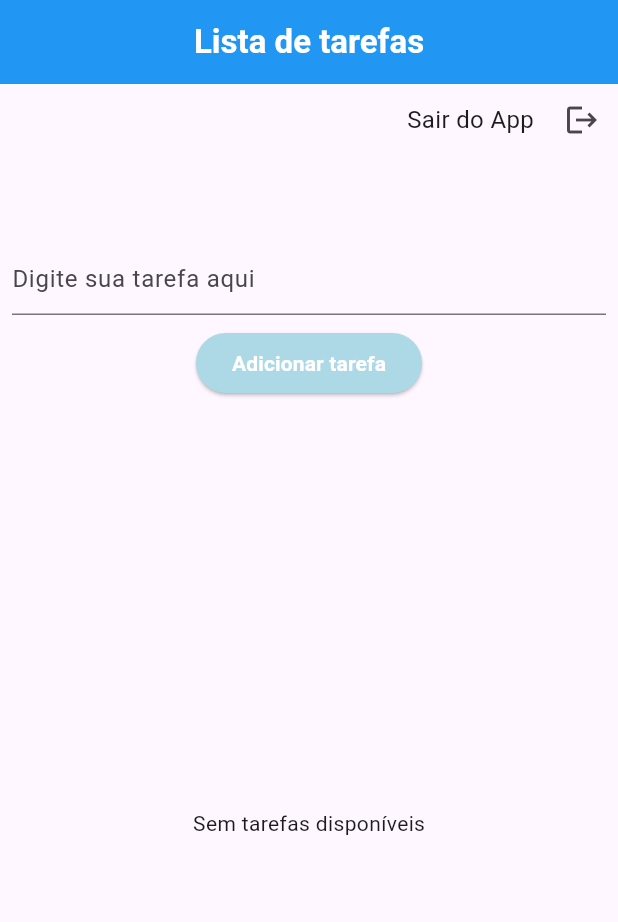
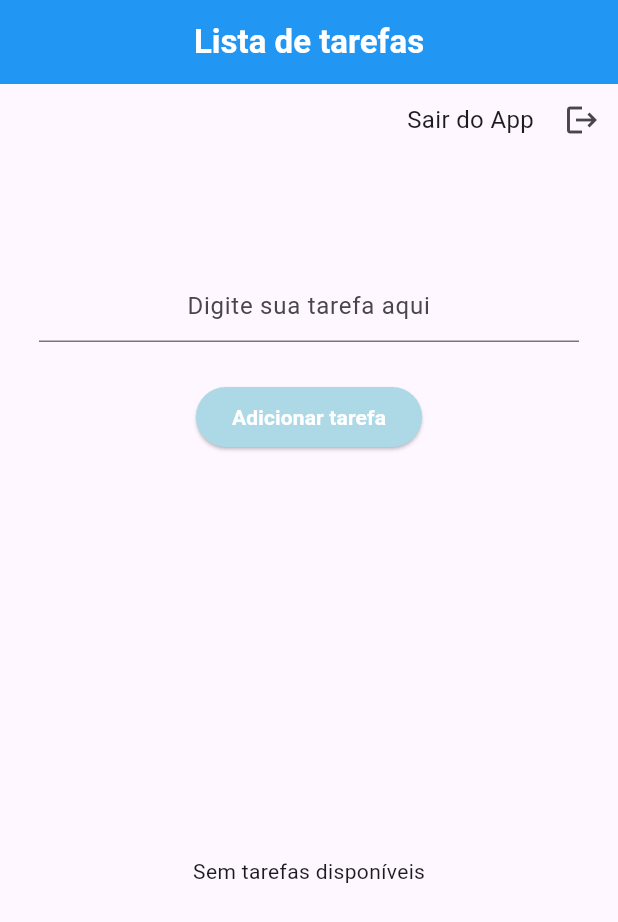
Before and after one commit to marcelodonato/task_list_flutter, a Flutter app: the screen it shows once a user with an empty profile is signed in, on a phone screen of 412 x 824 dp. Shown: the top 922 px of the screen. Run offline on Flutter 3.47's test engine with Material 3 defaults, Android fonts, the phone set to English and light mode, and no system bars; our stand-ins replace firebase_auth, firebase_core, firebase_database; accounts and stored records are empty.

Commit message:
adjusts code

```diff
--- a/lib/list_screen.dart
+++ b/lib/list_screen.dart
@@ -158,13 +158,16 @@ class _ListScreenState extends State<ListScreen> {
             ),
           ),
           Container(
-            padding: const EdgeInsets.all(8.0),
+            padding: const EdgeInsets.all(18.0),
             child: Column(
               children: [
-                Row(
+                Container(
+                  margin: const EdgeInsets.all(8.0),
+                  child: Row(
                     children: [
                       Expanded(
                         child: TextField(
+                          textAlign: TextAlign.center,
                           controller: textFieldController,
                           onChanged: (value) {
                             setState(() {
@@ -172,14 +175,17 @@ class _ListScreenState extends State<ListScreen> {
                             });
                           },
                           decoration: const InputDecoration(
+
                             hintText: 'Digite sua tarefa aqui',
                           ),
                         ),
                       ),
                     ],
                   ),
-                const SizedBox(height: 8),
-                Row(
+                ),
+                Container(
+                  margin: const EdgeInsets.all(18.0),
+                  child: Row(
                     mainAxisAlignment: MainAxisAlignment.center,
                     children: [
                       ElevatedButton(
@@ -197,6 +203,7 @@ class _ListScreenState extends State<ListScreen> {
                         ),
                       ),
                     ],
+                  ),
                 ),
               ],
             ),
--- a/lib/task_entity.dart
+++ b/lib/task_entity.dart
@@ -1,7 +1,7 @@
 import 'package:intl/intl.dart';
 
 class Task {
-  late String id; // Novo campo para armazenar o ID
+  late String id;
   late String message;
   late DateTime date;
   late bool concluded;
@@ -13,18 +13,15 @@ class Task {
       throw ArgumentError('Map cannot be null');
     }
 
-    // Extraia as chaves dos subnós
     String message = map['message'] ?? '';
     String dateStr = map['date'] ?? '';
     bool concluded = map['concluded'] ?? false;
 
-    // Crie uma instância de DateTime a partir da string de data
     DateTime date = DateFormat('dd/MM/yyyy').parse(dateStr);
 
     return Task(id, message, date, concluded);
   }
 
-  // Método para converter a tarefa em um mapa para armazenamento no banco de dados
   Map<String, dynamic> toMap() {
     return {
       'message': message,
```
Also changed, not shown: lib/firebase_service.dart (added, +78 -0 lines). Lines whose indentation alone changed are shown as unchanged.
